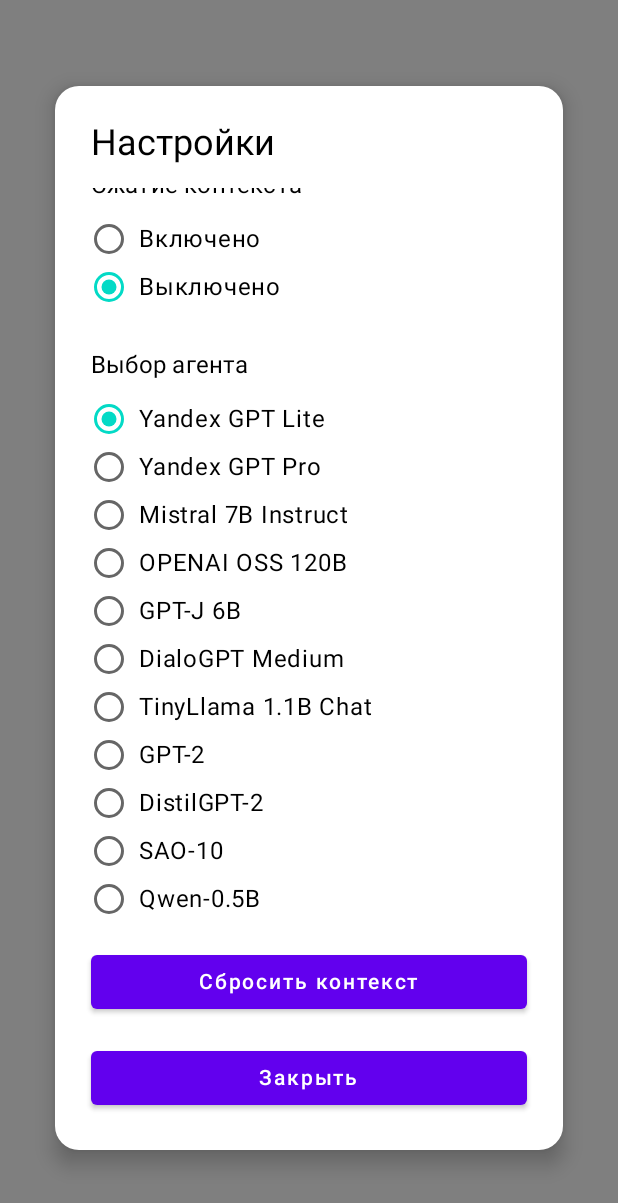
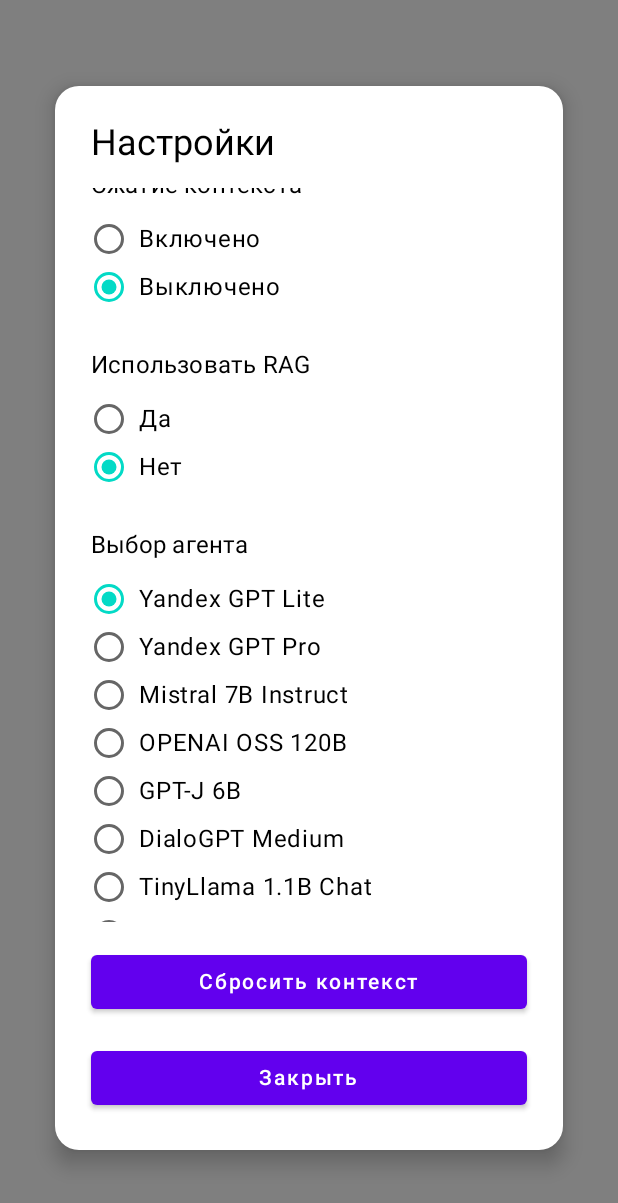
Before and after one commit to ubitu111/Ai-Advent-Challenge, an Android app built with Jetpack Compose: the composable SettingsScreen shown on its own in the app's theme, scrolled down 342 dp, on a phone screen of 412 x 824 dp. Shown: the top 1203 px of the screen. Run offline under Robolectric (Android 15) with nearby library versions, the phone set to English and light mode, and no system bars.

Commit message:
add rag selector in ui

```diff
--- a/shared/src/commonMain/kotlin/ru/mirtomsk/shared/chat/repository/ChatRepositoryImpl.kt
+++ b/shared/src/commonMain/kotlin/ru/mirtomsk/shared/chat/repository/ChatRepositoryImpl.kt
@@ -25,6 +25,7 @@
 import ru.mirtomsk.shared.network.agent.AgentTypeDto
 import ru.mirtomsk.shared.network.agent.AgentTypeProvider
 import ru.mirtomsk.shared.network.compression.ContextCompressionProvider
+import ru.mirtomsk.shared.network.rag.RagProvider
 import ru.mirtomsk.shared.network.format.ResponseFormat
 import ru.mirtomsk.shared.network.format.ResponseFormatProvider
 import ru.mirtomsk.shared.network.mcp.McpOrchestrator
@@ -57,6 +58,7 @@
     private val temperatureProvider: TemperatureProvider,
     private val maxTokensProvider: MaxTokensProvider,
     private val contextCompressionProvider: ContextCompressionProvider,
+    private val ragProvider: RagProvider,
     private val chatCache: ChatCache,
     private val mcpToolsProvider: McpToolsProvider,
     private val mcpOrchestrator: McpOrchestrator,
--- a/shared/src/commonMain/kotlin/ru/mirtomsk/shared/di/AppModule.kt
+++ b/shared/src/commonMain/kotlin/ru/mirtomsk/shared/di/AppModule.kt
@@ -34,6 +34,7 @@
 import ru.mirtomsk.shared.network.mcp.McpToolsProvider
 import ru.mirtomsk.shared.network.prompt.SystemPromptProvider
 import ru.mirtomsk.shared.network.rag.OllamaApiService
+import ru.mirtomsk.shared.network.rag.RagProvider
 import ru.mirtomsk.shared.network.temperature.TemperatureProvider
 import ru.mirtomsk.shared.network.tokens.MaxTokensProvider
 import ru.mirtomsk.shared.settings.SettingsViewModel
@@ -145,6 +146,7 @@
             temperatureProvider = get<TemperatureProvider>(),
             maxTokensProvider = get<MaxTokensProvider>(),
             contextCompressionProvider = get<ContextCompressionProvider>(),
+            ragProvider = get<RagProvider>(),
             chatCache = get<ChatCache>(),
             mcpToolsProvider = get<McpToolsProvider>(),
             mcpOrchestrator = get<McpOrchestrator>(),
@@ -203,6 +205,7 @@
     single { TemperatureProvider() }
     single { MaxTokensProvider() }
     single { ContextCompressionProvider() }
+    single { RagProvider() }
     single { McpToolsProvider() }
 }
 
@@ -229,6 +232,7 @@
             temperatureProvider = get<TemperatureProvider>(),
             maxTokensProvider = get<MaxTokensProvider>(),
             contextCompressionProvider = get<ContextCompressionProvider>(),
+            ragProvider = get<RagProvider>(),
             mainDispatcher = get<DispatchersProvider>().main,
         )
     }
--- /dev/null
+++ b/shared/src/commonMain/kotlin/ru/mirtomsk/shared/network/rag/RagProvider.kt
@@ -0,0 +1,18 @@
+package ru.mirtomsk.shared.network.rag
+
+import kotlinx.coroutines.flow.MutableStateFlow
+import kotlinx.coroutines.flow.StateFlow
+import kotlinx.coroutines.flow.asStateFlow
+
+/**
+ * Provider for RAG settings
+ * Manages the current RAG state and provides it as a Flow
+ */
+class RagProvider {
+    private val _isRagEnabled = MutableStateFlow(false)
+    val isRagEnabled: StateFlow<Boolean> = _isRagEnabled.asStateFlow()
+
+    fun updateRagEnabled(enabled: Boolean) {
+        _isRagEnabled.value = enabled
+    }
+}
--- a/shared/src/commonMain/kotlin/ru/mirtomsk/shared/settings/SettingsScreen.kt
+++ b/shared/src/commonMain/kotlin/ru/mirtomsk/shared/settings/SettingsScreen.kt
@@ -227,6 +227,51 @@
                         }
                     }
 
+                    // RAG section
+                    Text(
+                        text = Strings.RAG_TITLE,
+                        style = MaterialTheme.typography.subtitle1,
+                        modifier = Modifier.padding(top = 24.dp, bottom = 8.dp)
+                    )
+
+                    // Radio buttons group for RAG
+                    Column {
+                        Row(
+                            modifier = Modifier
+                                .fillMaxWidth()
+                                .clickable { viewModel.setRagEnabled(true) }
+                                .padding(vertical = 4.dp),
+                            verticalAlignment = Alignment.CenterVertically
+                        ) {
+                            RadioButton(
+                                selected = uiState.isRagEnabled,
+                                onClick = null
+                            )
+                            Text(
+                                text = Strings.RAG_ENABLED,
+                                modifier = Modifier.padding(start = 8.dp),
+                                style = MaterialTheme.typography.body1
+                            )
+                        }
+                        Row(
+                            modifier = Modifier
+                                .fillMaxWidth()
+                                .clickable { viewModel.setRagEnabled(false) }
+                                .padding(vertical = 4.dp),
+                            verticalAlignment = Alignment.CenterVertically
+                        ) {
+                            RadioButton(
+                                selected = !uiState.isRagEnabled,
+                                onClick = null
+                            )
+                            Text(
+                                text = Strings.RAG_DISABLED,
+                                modifier = Modifier.padding(start = 8.dp),
+                                style = MaterialTheme.typography.body1
+                            )
+                        }
+                    }
+
                     // Agent Selection section
                     Text(
                         text = Strings.AGENT_SELECTION_TITLE,
--- a/shared/src/commonMain/kotlin/ru/mirtomsk/shared/settings/SettingsViewModel.kt
+++ b/shared/src/commonMain/kotlin/ru/mirtomsk/shared/settings/SettingsViewModel.kt
@@ -18,6 +18,7 @@
 import ru.mirtomsk.shared.network.temperature.TemperatureProvider
 import ru.mirtomsk.shared.network.tokens.MaxTokensProvider
 import ru.mirtomsk.shared.network.compression.ContextCompressionProvider
+import ru.mirtomsk.shared.network.rag.RagProvider
 import ru.mirtomsk.shared.settings.model.AgentType
 import ru.mirtomsk.shared.settings.model.SettingsUiState
 import ru.mirtomsk.shared.settings.model.SystemPrompt
@@ -30,6 +31,7 @@
     private val temperatureProvider: TemperatureProvider,
     private val maxTokensProvider: MaxTokensProvider,
     private val contextCompressionProvider: ContextCompressionProvider,
+    private val ragProvider: RagProvider,
     mainDispatcher: CoroutineDispatcher,
 ) {
     private val viewmodelScope = CoroutineScope(mainDispatcher + SupervisorJob())
@@ -38,7 +40,7 @@
         private set
 
     init {
-        // Initialize UI state with current format, agent type, system prompt, temperature, max tokens and compression from providers
+        // Initialize UI state with current format, agent type, system prompt, temperature, max tokens, compression and RAG from providers
         viewmodelScope.launch {
             val currentFormat = formatProvider.responseFormat.first()
             val currentAgentType = agentTypeProvider.agentType.first()
@@ -46,6 +48,7 @@
             val currentTemperature = temperatureProvider.temperature.first()
             val currentMaxTokens = maxTokensProvider.maxTokens.first()
             val currentCompressionEnabled = contextCompressionProvider.isCompressionEnabled.first()
+            val currentRagEnabled = ragProvider.isRagEnabled.first()
             uiState = uiState.copy(
                 responseFormat = formatToString(currentFormat),
                 selectedAgent = agentTypeDtoToAgentType(currentAgentType),
@@ -53,6 +56,7 @@
                 temperature = currentTemperature.toString(),
                 maxTokens = currentMaxTokens.toString(),
                 isCompressionEnabled = currentCompressionEnabled,
+                isRagEnabled = currentRagEnabled,
             )
         }
     }
@@ -94,6 +98,11 @@
     fun setCompressionEnabled(enabled: Boolean) {
         uiState = uiState.copy(isCompressionEnabled = enabled)
         contextCompressionProvider.updateCompressionEnabled(enabled)
+    }
+
+    fun setRagEnabled(enabled: Boolean) {
+        uiState = uiState.copy(isRagEnabled = enabled)
+        ragProvider.updateRagEnabled(enabled)
     }
 
 
--- a/shared/src/commonMain/kotlin/ru/mirtomsk/shared/settings/Strings.kt
+++ b/shared/src/commonMain/kotlin/ru/mirtomsk/shared/settings/Strings.kt
@@ -14,6 +14,9 @@
     const val CONTEXT_COMPRESSION_TITLE = "Сжатие контекста"
     const val COMPRESSION_ENABLED = "Включено"
     const val COMPRESSION_DISABLED = "Выключено"
+    const val RAG_TITLE = "Использовать RAG"
+    const val RAG_ENABLED = "Да"
+    const val RAG_DISABLED = "Нет"
     const val CLOSE_BUTTON = "Закрыть"
     const val DROPDOWN_ARROW = "▼"
 
--- a/shared/src/commonMain/kotlin/ru/mirtomsk/shared/settings/model/SettingsUiState.kt
+++ b/shared/src/commonMain/kotlin/ru/mirtomsk/shared/settings/model/SettingsUiState.kt
@@ -9,4 +9,5 @@
     val temperature: String = Strings.DEFAULT_TEMPERATURE,
     val maxTokens: String = Strings.DEFAULT_MAX_TOKENS,
     val isCompressionEnabled: Boolean = false,
+    val isRagEnabled: Boolean = false,
 )
```
